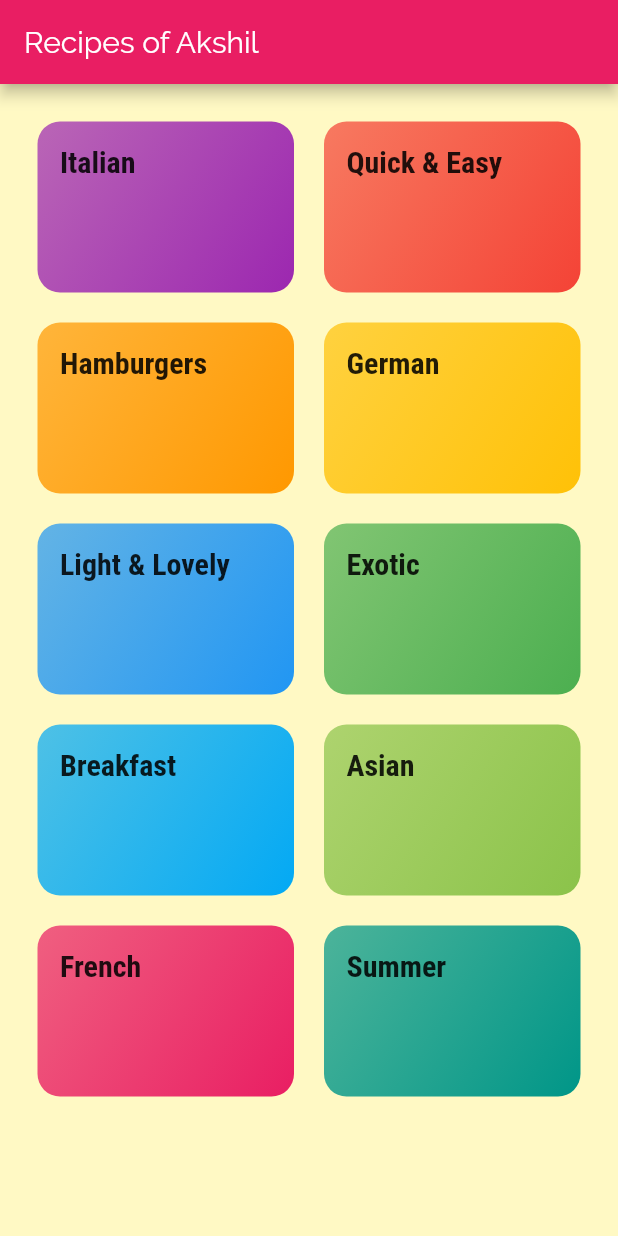
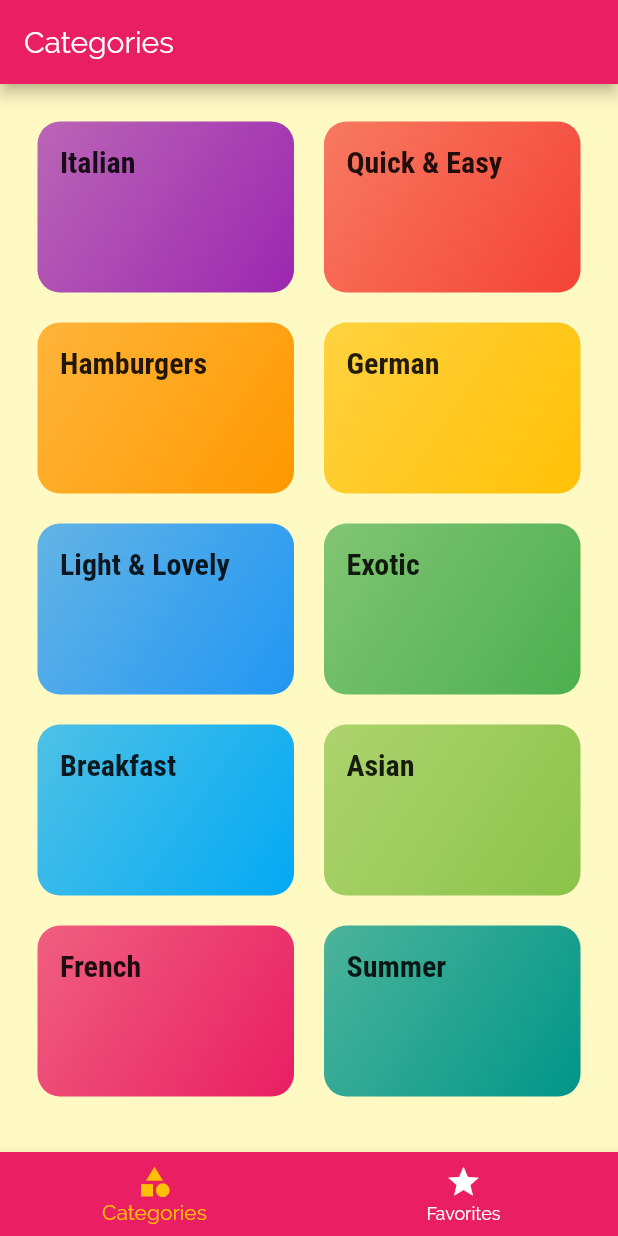
Before and after one commit to akshitachi/Meals-App, a Flutter app: the screen it shows after launch, on a phone screen of 412 x 824 dp. Run offline on Flutter 3.47's test engine with Material 2 defaults, Android fonts, the phone set to English and light mode, and no system bars.

Commit message:
added some additional features

```diff
--- a/lib/main.dart
+++ b/lib/main.dart
@@ -1,9 +1,12 @@
 import 'package:flutter/material.dart';
-import 'screens/meals_details_screen.dart';
+import './screens/tabs_screen.dart';
+import './screens/meals_details_screen.dart';
 import './screens/categories_screen.dart';
 import './screens/category_meals_screens.dart';
 
-void main() => runApp(MyApp());
+void main() => runApp(
+      MyApp(),
+    );
 
 class MyApp extends StatelessWidget {
   @override
@@ -31,7 +34,7 @@ class MyApp extends StatelessWidget {
       //home: CategoriesScreen(),
       initialRoute: '/',
       routes: {
-        '/': (ctx) => CategoriesScreen(),
+        '/': (ctx) => TabsScreen(),
         CategoryMealsScreen.routeName: (ctx) => CategoryMealsScreen(),
         MealDetailScreen.routeName: (ctx) => MealDetailScreen(),
       },
--- a/lib/screens/categories_screen.dart
+++ b/lib/screens/categories_screen.dart
@@ -6,11 +6,7 @@ import '../widgets/category_item.dart';
 class CategoriesScreen extends StatelessWidget {
   @override
   Widget build(BuildContext context) {
-    return Scaffold(
-      appBar: AppBar(
-        title: const Text('Recipes of Akshil'),
-      ),
-      body: GridView(
+    return GridView(
       padding: const EdgeInsets.all(25),
       children: DUMMY_CATEGORIES
           .map(
@@ -27,7 +23,6 @@ class CategoriesScreen extends StatelessWidget {
         crossAxisSpacing: 20,
         mainAxisSpacing: 20,
       ),
-      ),
     );
   }
 }
--- /dev/null
+++ b/lib/screens/tabs_screen.dart
@@ -0,0 +1,60 @@
+import 'package:flutter/material.dart';
+import './favorites_screen.dart';
+import './categories_screen.dart';
+
+class TabsScreen extends StatefulWidget {
+  @override
+  _TabsScreenState createState() => _TabsScreenState();
+}
+
+class _TabsScreenState extends State<TabsScreen> {
+  final List<Map<String, Object>> _pages = [
+    {
+      'page': CategoriesScreen(),
+      'title': 'Categories',
+    },
+    {
+      'page': FavoritesScreen(),
+      'title': 'Favorites',
+    },
+  ];
+  int _selectedPageIndex = 0;
+
+  void _selectPage(int index) {
+    setState(() {
+      _selectedPageIndex = index;
+    });
+  }
+
+  @override
+  Widget build(BuildContext context) {
+    return Scaffold(
+      appBar: AppBar(
+        title: Text(
+          _pages[_selectedPageIndex]['title'],
+        ),
+      ),
+      body: _pages[_selectedPageIndex]['page'],
+      bottomNavigationBar: BottomNavigationBar(
+        onTap: _selectPage,
+        backgroundColor: Theme.of(context).primaryColor,
+        unselectedItemColor: Colors.white,
+        selectedItemColor: Theme.of(context).accentColor,
+        currentIndex: _selectedPageIndex,
+        // type: BottomNavigationBarType.shifting,
+        items: [
+          BottomNavigationBarItem(
+            backgroundColor: Theme.of(context).primaryColor,
+            icon: Icon(Icons.category),
+            title: Text('Categories'),
+          ),
+          BottomNavigationBarItem(
+            backgroundColor: Theme.of(context).primaryColor,
+            icon: Icon(Icons.star),
+            title: Text('Favorites'),
+          ),
+        ],
+      ),
+    );
+  }
+}
```
Also changed, not shown: lib/screens/favorites_screen.dart (added, +12 -0 lines), lib/screens/meals_details_screen.dart (+75 -3 lines). Lines whose indentation alone changed are shown as unchanged.
